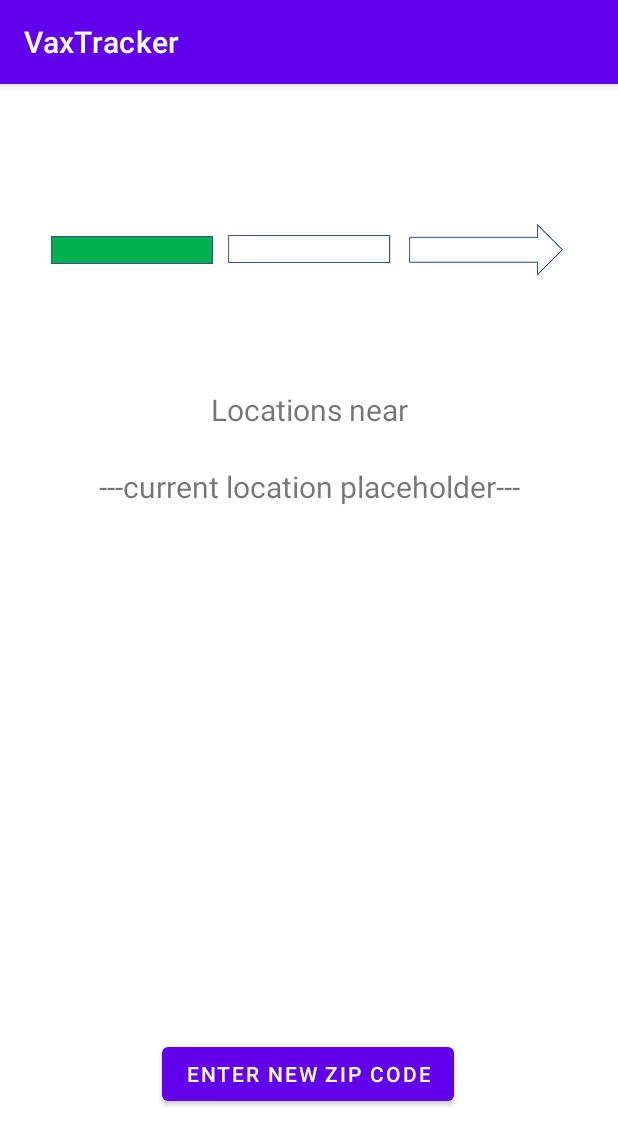
After one commit to Team-Shots/VaxTracker, an Android app: the LocationsActivity screen opened directly, with no data from a screen before it, on a phone screen of 412 x 824 dp. The commit adds this screen. Shown: the top 1145 px of the screen. Run offline under Robolectric (Android 15) with nearby library versions, the phone set to English and light mode, and no system bars.

Commit message:
created display locations activity

```diff
--- a/app/src/main/AndroidManifest.xml
+++ b/app/src/main/AndroidManifest.xml
@@ -1,6 +1,8 @@
 <?xml version="1.0" encoding="utf-8"?>
 <manifest xmlns:android="http://schemas.android.com/apk/res/android"
     package="com.hfad.vaxtracker">
+
+    <uses-permission android:name="android.permission.ACCESS_FINE_LOCATION"/>
 
     <application
         android:allowBackup="true"
@@ -9,6 +11,7 @@
         android:roundIcon="@mipmap/ic_launcher_round"
         android:supportsRtl="true"
         android:theme="@style/Theme.VaxTracker">
+        <activity android:name=".LocationsActivity"></activity>
         <activity android:name=".MainActivity">
             <intent-filter>
                 <action android:name="android.intent.action.MAIN" />
--- /dev/null
+++ b/app/src/main/java/com/hfad/vaxtracker/LocationsActivity.kt
@@ -0,0 +1,11 @@
+package com.hfad.vaxtracker
+
+import androidx.appcompat.app.AppCompatActivity
+import android.os.Bundle
+
+class LocationsActivity : AppCompatActivity() {
+    override fun onCreate(savedInstanceState: Bundle?) {
+        super.onCreate(savedInstanceState)
+        setContentView(R.layout.activity_locations)
+    }
+}
--- /dev/null
+++ b/app/src/main/res/layout/activity_locations.xml
@@ -0,0 +1,55 @@
+<?xml version="1.0" encoding="utf-8"?>
+<androidx.constraintlayout.widget.ConstraintLayout xmlns:android="http://schemas.android.com/apk/res/android"
+    xmlns:app="http://schemas.android.com/apk/res-auto"
+    xmlns:tools="http://schemas.android.com/tools"
+    android:layout_width="match_parent"
+    android:layout_height="match_parent"
+    tools:context=".LocationsActivity">
+
+    <Button
+        android:id="@+id/newZipButton"
+        android:layout_width="wrap_content"
+        android:layout_height="wrap_content"
+        android:layout_marginBottom="84dp"
+        android:text="@string/new_zip"
+        app:layout_constraintBottom_toBottomOf="parent"
+        app:layout_constraintEnd_toEndOf="parent"
+        app:layout_constraintHorizontal_bias="0.497"
+        app:layout_constraintStart_toStartOf="parent" />
+
+    <TextView
+        android:id="@+id/displayLocationsTextView"
+        android:layout_width="wrap_content"
+        android:layout_height="wrap_content"
+        android:layout_marginBottom="24dp"
+        android:text="@string/display_locations"
+        android:textSize="20dp"
+        app:layout_constraintBottom_toTopOf="@+id/currentLocationTextView"
+        app:layout_constraintEnd_toEndOf="parent"
+        app:layout_constraintStart_toStartOf="parent"
+        app:layout_constraintTop_toBottomOf="@+id/imageView" />
+
+    <TextView
+        android:id="@+id/currentLocationTextView"
+        android:layout_width="wrap_content"
+        android:layout_height="wrap_content"
+        android:layout_marginBottom="486dp"
+        android:text="@string/current_location"
+        android:textSize="20dp"
+        app:layout_constraintBottom_toBottomOf="parent"
+        app:layout_constraintEnd_toEndOf="parent"
+        app:layout_constraintStart_toStartOf="parent"
+        app:layout_constraintTop_toBottomOf="@+id/displayLocationsTextView" />
+
+    <ImageView
+        android:id="@+id/imageView"
+        android:layout_width="358dp"
+        android:layout_height="0dp"
+        android:layout_marginTop="48dp"
+        android:layout_marginBottom="32dp"
+        app:layout_constraintBottom_toTopOf="@+id/displayLocationsTextView"
+        app:layout_constraintEnd_toEndOf="parent"
+        app:layout_constraintStart_toStartOf="parent"
+        app:layout_constraintTop_toTopOf="parent"
+        app:srcCompat="@drawable/arrow" />
+</androidx.constraintlayout.widget.ConstraintLayout>
--- a/app/src/main/res/values/strings.xml
+++ b/app/src/main/res/values/strings.xml
@@ -1,3 +1,6 @@
 <resources>
     <string name="app_name">VaxTracker</string>
+    <string name="new_zip">Enter New Zip Code</string>
+    <string name="display_locations">Locations near</string>
+    <string name="current_location"> ---current location placeholder---</string>
 </resources>
```
Also changed, not shown: app/src/main/res/drawable/arrow.PNG (added).
